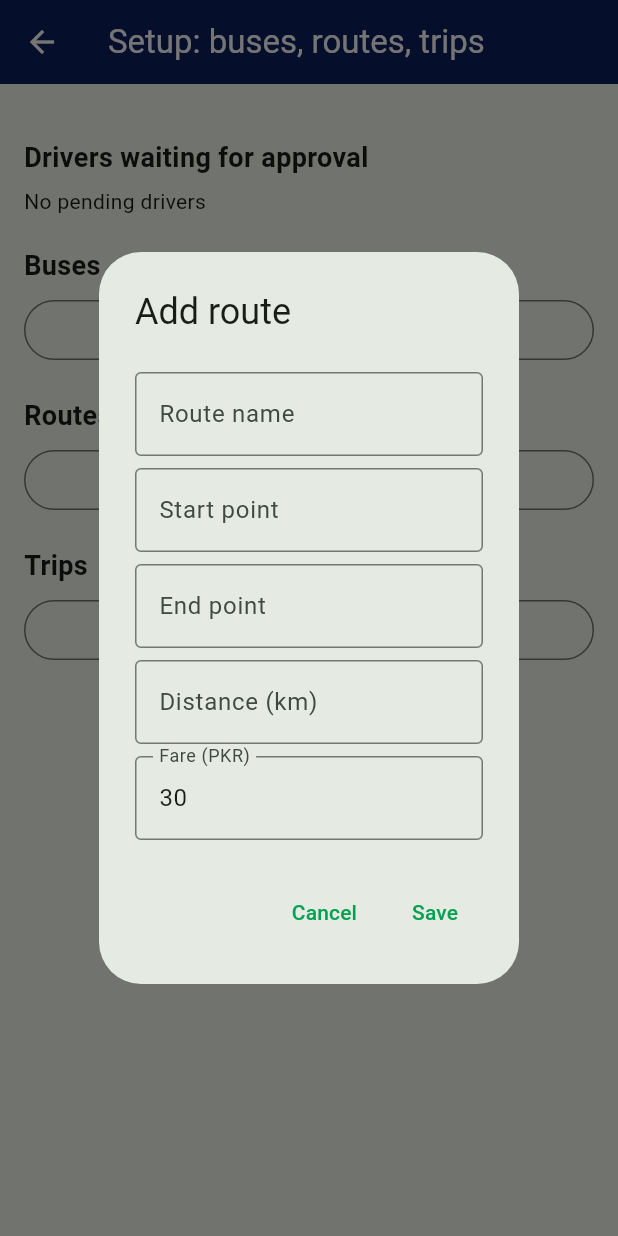
After one commit to sulimankhan12580-design/smart_universty_Bus, a Flutter app: the AdminSetupPage screen opened directly, after a tap on "Add route", on a phone screen of 412 x 824 dp. The commit adds this screen. Run offline on Flutter 3.47's test engine with Material 3 defaults, Android fonts, the phone set to English and light mode, and no system bars; our stand-ins replace cloud_firestore, firebase_auth, firebase_core; accounts and stored records are empty.

Commit message:
Add admin setup: buses, routes, trips with seats

```diff
--- /dev/null
+++ b/lib/features/admin/admin_setup_page.dart
@@ -0,0 +1,348 @@
+import 'package:cloud_firestore/cloud_firestore.dart';
+import 'package:flutter/material.dart';
+import 'package:smartbus/services/admin_service.dart';
+
+typedef Doc = QueryDocumentSnapshot<Map<String, dynamic>>;
+
+String _s(dynamic v) => v == null ? '' : '$v';
+
+class AdminSetupPage extends StatelessWidget {
+  const AdminSetupPage({super.key});
+
+  Widget _header(String text) => Padding(
+        padding: const EdgeInsets.only(top: 20, bottom: 6),
+        child: Text(text,
+            style: const TextStyle(fontSize: 18, fontWeight: FontWeight.w700)),
+      );
+
+  Future<List<String>?> _ask(
+    BuildContext context,
+    String title,
+    List<String> labels, {
+    List<String>? initial,
+  }) {
+    final ctrls = [
+      for (var i = 0; i < labels.length; i++)
+        TextEditingController(text: initial != null ? initial[i] : ''),
+    ];
+    return showDialog<List<String>>(
+      context: context,
+      builder: (ctx) => AlertDialog(
+        title: Text(title),
+        content: SingleChildScrollView(
+          child: Column(
+            mainAxisSize: MainAxisSize.min,
+            children: [
+              for (var i = 0; i < labels.length; i++)
+                Padding(
+                  padding: const EdgeInsets.only(top: 8),
+                  child: TextField(
+                    controller: ctrls[i],
+                    decoration: InputDecoration(labelText: labels[i]),
+                  ),
+                ),
+            ],
+          ),
+        ),
+        actions: [
+          TextButton(
+              onPressed: () => Navigator.pop(ctx),
+              child: const Text('Cancel')),
+          TextButton(
+            onPressed: () =>
+                Navigator.pop(ctx, [for (final c in ctrls) c.text.trim()]),
+            child: const Text('Save'),
+          ),
+        ],
+      ),
+    );
+  }
+
+  Future<void> _addBus(BuildContext context) async {
+    final r = await _ask(context, 'Add bus', ['Bus number']);
+    if (r != null && r[0].isNotEmpty) {
+      await AdminService().addBus(busNumber: r[0]);
+    }
+  }
+
+  Future<void> _addRoute(BuildContext context) async {
+    final r = await _ask(
+      context,
+      'Add route',
+      ['Route name', 'Start point', 'End point', 'Distance (km)', 'Fare (PKR)'],
+      initial: ['', '', '', '', '30'],
+    );
+    if (r != null && r[0].isNotEmpty) {
+      await AdminService().addRoute(
+        name: r[0],
+        startPoint: r[1],
+        endPoint: r[2],
+        distanceKm: double.tryParse(r[3]) ?? 0,
+        fare: int.tryParse(r[4]) ?? 30,
+      );
+    }
+  }
+
+  Future<void> _createTrip(BuildContext context) async {
+    final db = FirebaseFirestore.instance;
+    final buses =
+        await db.collection('buses').where('isActive', isEqualTo: true).get();
+    final routes =
+        await db.collection('routes').where('isActive', isEqualTo: true).get();
+    final drivers = await db
+        .collection('users')
+        .where('role', isEqualTo: 'driver')
+        .where('status', isEqualTo: 'active')
+        .get();
+    if (!context.mounted) return;
+    if (buses.docs.isEmpty || routes.docs.isEmpty) {
+      ScaffoldMessenger.of(context).showSnackBar(
+        const SnackBar(content: Text('Add a bus and a route first')),
+      );
+      return;
+    }
+    showDialog(
+      context: context,
+      builder: (_) => _TripDialog(
+        buses: buses.docs,
+        routes: routes.docs,
+        drivers: drivers.docs,
+      ),
+    );
+  }
+
+  @override
+  Widget build(BuildContext context) {
+    final db = FirebaseFirestore.instance;
+    return Scaffold(
+      appBar: AppBar(title: const Text('Setup: buses, routes, trips')),
+      body: ListView(
+        padding: const EdgeInsets.all(16),
+        children: [
+          _header('Drivers waiting for approval'),
+          StreamBuilder<QuerySnapshot<Map<String, dynamic>>>(
+            stream: db
+                .collection('users')
+                .where('role', isEqualTo: 'driver')
+                .where('status', isEqualTo: 'pending')
+                .snapshots(),
+            builder: (context, s) {
+              final docs = s.data?.docs ?? [];
+              if (docs.isEmpty) return const Text('No pending drivers');
+              return Column(
+                children: [
+                  for (final d in docs)
+                    ListTile(
+                      title: Text(_s(d['name'])),
+                      subtitle: Text(_s(d['email'])),
+                      trailing: FilledButton(
+                        style: FilledButton.styleFrom(
+                            minimumSize: const Size(90, 40)),
+                        onPressed: () => AdminService().approveUser(d.id),
+                        child: const Text('Approve'),
+                      ),
+                    ),
+                ],
+              );
+            },
+          ),
+          _header('Buses'),
+          StreamBuilder<QuerySnapshot<Map<String, dynamic>>>(
+            stream: db.collection('buses').snapshots(),
+            builder: (context, s) {
+              final docs = s.data?.docs ?? [];
+              return Column(
+                children: [
+                  for (final d in docs)
+                    ListTile(
+                      leading: const Icon(Icons.directions_bus),
+                      title: Text('Bus ${_s(d['busNumber'])}'),
+                      subtitle: Text('${_s(d['totalSeats'])} seats'),
+                    ),
+                ],
+              );
+            },
+          ),
+          OutlinedButton.icon(
+            onPressed: () => _addBus(context),
+            icon: const Icon(Icons.add),
+            label: const Text('Add bus'),
+          ),
+          _header('Routes'),
+          StreamBuilder<QuerySnapshot<Map<String, dynamic>>>(
+            stream: db.collection('routes').snapshots(),
+            builder: (context, s) {
+              final docs = s.data?.docs ?? [];
+              return Column(
+                children: [
+                  for (final d in docs)
+                    ListTile(
+                      leading: const Icon(Icons.route),
+                      title: Text(_s(d['name'])),
+                      subtitle: Text(
+                          '${_s(d['startPoint'])} to ${_s(d['endPoint'])} - ${_s(d['distanceKm'])} km - Rs ${_s(d['fare'])}'),
+                    ),
+                ],
+              );
+            },
+          ),
+          OutlinedButton.icon(
+            onPressed: () => _addRoute(context),
+            icon: const Icon(Icons.add),
+            label: const Text('Add route'),
+          ),
+          _header('Trips'),
+          StreamBuilder<QuerySnapshot<Map<String, dynamic>>>(
+            stream: db
+                .collection('trips')
+                .orderBy('date', descending: true)
+                .limit(20)
+                .snapshots(),
+            builder: (context, s) {
+              final docs = s.data?.docs ?? [];
+              return Column(
+                children: [
+                  for (final d in docs)
+                    ListTile(
+                      leading: const Icon(Icons.schedule),
+                      title: Text(_s(d['routeName'])),
+                      subtitle: Text(
+                          '${_s(d['date'])} ${_s(d['departureTime'])} - Bus ${_s(d['busNumber'])} - ${_s(d['status'])}'),
+                    ),
+                ],
+              );
+            },
+          ),
+          OutlinedButton.icon(
+            onPressed: () => _createTrip(context),
+            icon: const Icon(Icons.add),
+            label: const Text('Create trip'),
+          ),
+          const SizedBox(height: 40),
+        ],
+      ),
+    );
+  }
+}
+
+class _TripDialog extends StatefulWidget {
+  final List<Doc> buses;
+  final List<Doc> routes;
+  final List<Doc> drivers;
+  const _TripDialog(
+      {required this.buses, required this.routes, required this.drivers});
+
+  @override
+  State<_TripDialog> createState() => _TripDialogState();
+}
+
+class _TripDialogState extends State<_TripDialog> {
+  Doc? _bus;
+  Doc? _route;
+  Doc? _driver;
+  DateTime _date = DateTime.now();
+  final _time = TextEditingController(text: '07:45');
+  bool _busy = false;
+
+  String get _dateStr =>
+      '${_date.year}-${_date.month.toString().padLeft(2, '0')}-${_date.day.toString().padLeft(2, '0')}';
+
+  Future<void> _save() async {
+    setState(() => _busy = true);
+    final nav = Navigator.of(context);
+    final msg = ScaffoldMessenger.of(context);
+    try {
+      await AdminService().createTrip(
+        busId: _bus!.id,
+        busNumber: _s(_bus!['busNumber']),
+        totalSeats: (_bus!['totalSeats'] ?? 48) as int,
+        routeId: _route!.id,
+        routeName: _s(_route!['name']),
+        driverId: _driver?.id,
+        driverName: _driver == null ? null : _s(_driver!['name']),
+        date: _dateStr,
+        departureTime: _time.text.trim(),
+      );
+      nav.pop();
+      msg.showSnackBar(
+          const SnackBar(content: Text('Trip created with all seats')));
+    } catch (e) {
+      msg.showSnackBar(SnackBar(content: Text('Error: $e')));
+      if (mounted) setState(() => _busy = false);
+    }
+  }
+
+  @override
+  Widget build(BuildContext context) {
+    return AlertDialog(
+      title: const Text('Create trip'),
+      content: SingleChildScrollView(
+        child: Column(
+          mainAxisSize: MainAxisSize.min,
+          children: [
+            DropdownButtonFormField<Doc>(
+              initialValue: _bus,
+              hint: const Text('Bus'),
+              items: [
+                for (final b in widget.buses)
+                  DropdownMenuItem(
+                      value: b, child: Text('Bus ${_s(b['busNumber'])}')),
+              ],
+              onChanged: (v) => setState(() => _bus = v),
+            ),
+            const SizedBox(height: 8),
+            DropdownButtonFormField<Doc>(
+              initialValue: _route,
+              isExpanded: true,
+              hint: const Text('Route'),
+              items: [
+                for (final r in widget.routes)
+                  DropdownMenuItem(value: r, child: Text(_s(r['name']))),
+              ],
+              onChanged: (v) => setState(() => _route = v),
+            ),
+            const SizedBox(height: 8),
+            DropdownButtonFormField<Doc>(
+              initialValue: _driver,
+              isExpanded: true,
+              hint: const Text('Driver (optional)'),
+              items: [
+                for (final d in widget.drivers)
+                  DropdownMenuItem(value: d, child: Text(_s(d['name']))),
+              ],
+              onChanged: (v) => setState(() => _driver = v),
+            ),
+            ListTile(
+              contentPadding: EdgeInsets.zero,
+              title: Text('Date: $_dateStr'),
+              trailing: const Icon(Icons.calendar_today),
+              onTap: () async {
+                final d = await showDatePicker(
+                  context: context,
+                  initialDate: _date,
+                  firstDate: DateTime.now().subtract(const Duration(days: 1)),
+                  lastDate: DateTime.now().add(const Duration(days: 365)),
+                );
+                if (d != null) setState(() => _date = d);
+              },
+            ),
+            TextField(
+              controller: _time,
+              decoration:
+                  const InputDecoration(labelText: 'Departure time (07:45)'),
+            ),
+          ],
+        ),
+      ),
+      actions: [
+        TextButton(
+            onPressed: () => Navigator.pop(context),
+            child: const Text('Cancel')),
+        TextButton(
+          onPressed: (_busy || _bus == null || _route == null) ? null : _save,
+          child: const Text('Create'),
+        ),
+      ],
+    );
+  }
+}
```
Also changed, not shown: lib/features/admin/admin_home.dart (+29 -3 lines), lib/services/admin_service.dart (added, +82 -0 lines).
